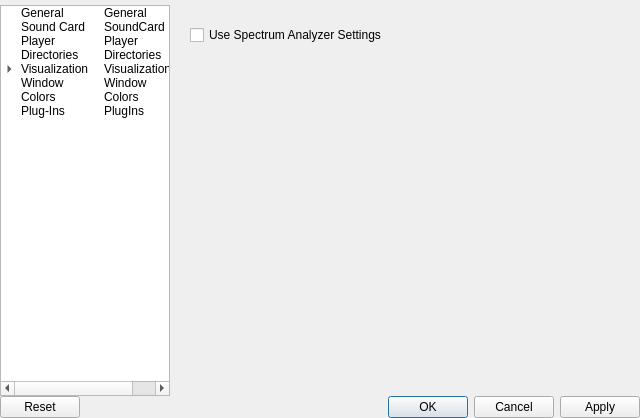
Old version of the form ui/SetupWindow.ui in the repository ModPlugPlayer/ModPlugPlayer.
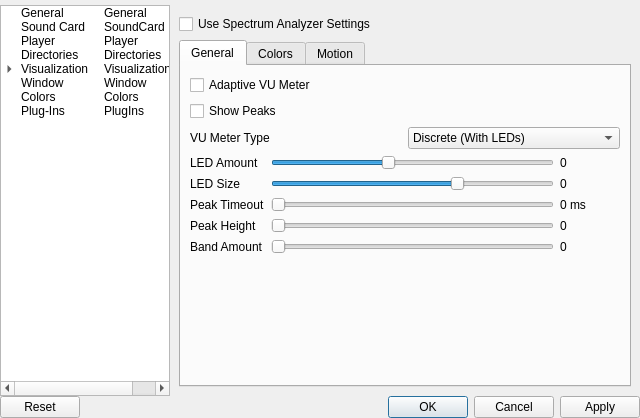
New version of the form. The open tabs and pages were chosen to show the change. Icons and pictures are not drawn. Custom widgets are drawn as their Qt base class.

Commit message: setup window arrangements

The edit to the form file:
```diff
--- a/ui/SetupWindow.ui
+++ b/ui/SetupWindow.ui
@@ -1934,19 +1934,484 @@
           </layout>
          </widget>
          <widget class="QWidget" name="vuMeterPage">
-          <widget class="QCheckBox" name="checkBox_11">
-           <property name="geometry">
-            <rect>
-             <x>20</x>
-             <y>20</y>
-             <width>341</width>
-             <height>20</height>
-            </rect>
-           </property>
-           <property name="text">
-            <string>Use Spectrum Analyzer Settings</string>
-           </property>
-          </widget>
+          <layout class="QGridLayout" name="gridLayout_20">
+           <item row="0" column="0">
+            <widget class="QCheckBox" name="checkBoxUseSpectrumAnalyzerSettings">
+             <property name="text">
+              <string>Use Spectrum Analyzer Settings</string>
+             </property>
+            </widget>
+           </item>
+           <item row="1" column="0">
+            <widget class="QTabWidget" name="tabWidgetVuMeter">
+             <property name="currentIndex">
+              <number>0</number>
+             </property>
+             <widget class="QWidget" name="tab_4">
+              <attribute name="title">
+               <string>General</string>
+              </attribute>
+              <layout class="QGridLayout" name="gridLayout_19">
+               <item row="0" column="0">
+                <layout class="QVBoxLayout" name="verticalLayout_9">
+                 <item>
+                  <widget class="QCheckBox" name="checkBox_13">
+                   <property name="text">
+                    <string>Adaptive VU Meter</string>
+                   </property>
+                  </widget>
+                 </item>
+                 <item>
+                  <widget class="QCheckBox" name="checkBox_showPeaks_2">
+                   <property name="text">
+                    <string>Show Peaks</string>
+                   </property>
+                  </widget>
+                 </item>
+                </layout>
+               </item>
+               <item row="1" column="0">
+                <layout class="QGridLayout" name="gridLayout_12">
+                 <item row="0" column="0">
+                  <widget class="QLabel" name="label_30">
+                   <property name="text">
+                    <string>VU Meter Type</string>
+                   </property>
+                  </widget>
+                 </item>
+                 <item row="0" column="1">
+                  <widget class="QComboBox" name="comboBox_spectrumAnalyzerType_2">
+                   <item>
+                    <property name="text">
+                     <string>Discrete (With LEDs)</string>
+                    </property>
+                   </item>
+                   <item>
+                    <property name="text">
+                     <string>Continuous</string>
+                    </property>
+                   </item>
+                  </widget>
+                 </item>
+                </layout>
+               </item>
+               <item row="2" column="0">
+                <layout class="QGridLayout" name="gridLayout_13">
+                 <item row="0" column="0">
+                  <widget class="QLabel" name="label_ledAmount_Text_2">
+                   <property name="text">
+                    <string>LED Amount</string>
+                   </property>
+                  </widget>
+                 </item>
+                 <item row="0" column="1">
+                  <widget class="QSlider" name="horizontalSlider_ledAmount_2">
+                   <property name="minimum">
+                    <number>3</number>
+                   </property>
+                   <property name="maximum">
+                    <number>25</number>
+                   </property>
+                   <property name="pageStep">
+                    <number>5</number>
+                   </property>
+                   <property name="value">
+                    <number>12</number>
+                   </property>
+                   <property name="orientation">
+                    <enum>Qt::Horizontal</enum>
+                   </property>
+                  </widget>
+                 </item>
+                 <item row="1" column="0">
+                  <widget class="QLabel" name="label_ledSize_Text_2">
+                   <property name="text">
+                    <string>LED Size</string>
+                   </property>
+                  </widget>
+                 </item>
+                 <item row="1" column="1">
+                  <widget class="QSlider" name="horizontalSlider_ledSize_2">
+                   <property name="minimum">
+                    <number>10</number>
+                   </property>
+                   <property name="maximum">
+                    <number>100</number>
+                   </property>
+                   <property name="pageStep">
+                    <number>5</number>
+                   </property>
+                   <property name="value">
+                    <number>70</number>
+                   </property>
+                   <property name="orientation">
+                    <enum>Qt::Horizontal</enum>
+                   </property>
+                  </widget>
+                 </item>
+                 <item row="2" column="0">
+                  <widget class="QLabel" name="label_peakTimeout_text_2">
+                   <property name="text">
+                    <string>Peak Timeout</string>
+                   </property>
+                  </widget>
+                 </item>
+                 <item row="2" column="1">
+                  <widget class="QSlider" name="horizontalSlider_peakTimeout_2">
+                   <property name="maximum">
+                    <number>20</number>
+                   </property>
+                   <property name="singleStep">
+                    <number>1</number>
+                   </property>
+                   <property name="pageStep">
+                    <number>4</number>
+                   </property>
+                   <property name="orientation">
+                    <enum>Qt::Horizontal</enum>
+                   </property>
+                  </widget>
+                 </item>
+                 <item row="2" column="2">
+                  <widget class="QLabel" name="label_peakTimeout_2">
+                   <property name="minimumSize">
+                    <size>
+                     <width>60</width>
+                     <height>0</height>
+                    </size>
+                   </property>
+                   <property name="text">
+                    <string>0 ms</string>
+                   </property>
+                  </widget>
+                 </item>
+                 <item row="3" column="0">
+                  <widget class="QLabel" name="label_peakHeight_text_2">
+                   <property name="text">
+                    <string>Peak Height</string>
+                   </property>
+                  </widget>
+                 </item>
+                 <item row="3" column="1">
+                  <widget class="QSlider" name="horizontalSlider_peakHeight_2">
+                   <property name="orientation">
+                    <enum>Qt::Horizontal</enum>
+                   </property>
+                  </widget>
+                 </item>
+                 <item row="3" column="2">
+                  <widget class="QLabel" name="label_peakHeight_2">
+                   <property name="minimumSize">
+                    <size>
+                     <width>60</width>
+                     <height>0</height>
+                    </size>
+                   </property>
+                   <property name="text">
+                    <string>0</string>
+                   </property>
+                  </widget>
+                 </item>
+                 <item row="4" column="0">
+                  <widget class="QLabel" name="label_34">
+                   <property name="text">
+                    <string>Band Amount</string>
+                   </property>
+                  </widget>
+                 </item>
+                 <item row="4" column="1">
+                  <widget class="QSlider" name="horizontalSlider_6">
+                   <property name="orientation">
+                    <enum>Qt::Horizontal</enum>
+                   </property>
+                  </widget>
+                 </item>
+                 <item row="4" column="2">
+                  <widget class="QLabel" name="label_38">
+                   <property name="minimumSize">
+                    <size>
+                     <width>60</width>
+                     <height>0</height>
+                    </size>
+                   </property>
+                   <property name="text">
+                    <string>0</string>
+                   </property>
+                  </widget>
+                 </item>
+                 <item row="0" column="2">
+                  <widget class="QLabel" name="label_ledAmount_2">
+                   <property name="minimumSize">
+                    <size>
+                     <width>60</width>
+                     <height>0</height>
+                    </size>
+                   </property>
+                   <property name="text">
+                    <string>0</string>
+                   </property>
+                  </widget>
+                 </item>
+                 <item row="1" column="2">
+                  <widget class="QLabel" name="label_ledSize_2">
+                   <property name="minimumSize">
+                    <size>
+                     <width>60</width>
+                     <height>0</height>
+                    </size>
+                   </property>
+                   <property name="text">
+                    <string>0</string>
+                   </property>
+                  </widget>
+                 </item>
+                </layout>
+               </item>
+               <item row="3" column="0">
+                <spacer name="verticalSpacer_3">
+                 <property name="orientation">
+                  <enum>Qt::Vertical</enum>
+                 </property>
+                 <property name="sizeHint" stdset="0">
+                  <size>
+                   <width>20</width>
+                   <height>40</height>
+                  </size>
+                 </property>
+                </spacer>
+               </item>
+              </layout>
+             </widget>
+             <widget class="QWidget" name="colorsTab_2">
+              <attribute name="title">
+               <string>Colors</string>
+              </attribute>
+              <layout class="QGridLayout" name="gridLayout_14">
+               <item row="0" column="0">
+                <widget class="ColorRampEditor" name="widget_2" native="true">
+                 <property name="sizePolicy">
+                  <sizepolicy hsizetype="Fixed" vsizetype="Expanding">
+                   <horstretch>0</horstretch>
+                   <verstretch>0</verstretch>
+                  </sizepolicy>
+                 </property>
+                 <property name="minimumSize">
+                  <size>
+                   <width>60</width>
+                   <height>0</height>
+                  </size>
+                 </property>
+                 <property name="Vertical" stdset="0">
+                  <bool>true</bool>
+                 </property>
+                </widget>
+               </item>
+               <item row="0" column="1">
+                <spacer name="horizontalSpacer_3">
+                 <property name="orientation">
+                  <enum>Qt::Horizontal</enum>
+                 </property>
+                 <property name="sizeHint" stdset="0">
+                  <size>
+                   <width>40</width>
+                   <height>20</height>
+                  </size>
+                 </property>
+                </spacer>
+               </item>
+              </layout>
+             </widget>
+             <widget class="QWidget" name="motionTab_2">
+              <attribute name="title">
+               <string>Motion</string>
+              </attribute>
+              <layout class="QGridLayout" name="gridLayout_16">
+               <item row="5" column="0">
+                <widget class="QLabel" name="label_35">
+                 <property name="text">
+                  <string>Falling Velocity</string>
+                 </property>
+                </widget>
+               </item>
+               <item row="0" column="0">
+                <widget class="QLabel" name="label_36">
+                 <property name="text">
+                  <string>Raising Motion Type</string>
+                 </property>
+                </widget>
+               </item>
+               <item row="6" column="0">
+                <widget class="QLabel" name="label_43">
+                 <property name="text">
+                  <string>Peak Falling Motion Type</string>
+                 </property>
+                </widget>
+               </item>
+               <item row="2" column="1">
+                <widget class="QSlider" name="horizontalSlider_4">
+                 <property name="orientation">
+                  <enum>Qt::Horizontal</enum>
+                 </property>
+                </widget>
+               </item>
+               <item row="3" column="1">
+                <widget class="QComboBox" name="comboBox_11">
+                 <item>
+                  <property name="text">
+                   <string>Constant Velocity</string>
+                  </property>
+                 </item>
+                 <item>
+                  <property name="text">
+                   <string>Constant Acceleration</string>
+                  </property>
+                 </item>
+                 <item>
+                  <property name="text">
+                   <string>Immediate</string>
+                  </property>
+                 </item>
+                </widget>
+               </item>
+               <item row="5" column="1">
+                <widget class="QSlider" name="horizontalSlider_7">
+                 <property name="orientation">
+                  <enum>Qt::Horizontal</enum>
+                 </property>
+                </widget>
+               </item>
+               <item row="8" column="0">
+                <widget class="QLabel" name="label_44">
+                 <property name="text">
+                  <string>Peak Falling Velocity</string>
+                 </property>
+                </widget>
+               </item>
+               <item row="8" column="1">
+                <widget class="QSlider" name="horizontalSlider_8">
+                 <property name="orientation">
+                  <enum>Qt::Horizontal</enum>
+                 </property>
+                </widget>
+               </item>
+               <item row="2" column="0">
+                <widget class="QLabel" name="label_39">
+                 <property name="text">
+                  <string>Raising Velocity</string>
+                 </property>
+                </widget>
+               </item>
+               <item row="6" column="1">
+                <widget class="QComboBox" name="comboBox_13">
+                 <item>
+                  <property name="text">
+                   <string>Constant Velocity</string>
+                  </property>
+                 </item>
+                 <item>
+                  <property name="text">
+                   <string>Constant Acceleration</string>
+                  </property>
+                 </item>
+                 <item>
+                  <property name="text">
+                   <string>Immediate</string>
+                  </property>
+                 </item>
+                </widget>
+               </item>
+               <item row="3" column="0">
+                <widget class="QLabel" name="label_41">
+                 <property name="text">
+                  <string>Falling Motion Type</string>
+                 </property>
+                </widget>
+               </item>
+               <item row="1" column="1">
+                <widget class="QLabel" name="label_40">
+                 <property name="sizePolicy">
+                  <sizepolicy hsizetype="Expanding" vsizetype="Fixed">
+                   <horstretch>0</horstretch>
+                   <verstretch>0</verstretch>
+                  </sizepolicy>
+                 </property>
+                 <property name="text">
+                  <string>Velocity</string>
+                 </property>
+                 <property name="alignment">
+                  <set>Qt::AlignBottom|Qt::AlignHCenter</set>
+                 </property>
+                </widget>
+               </item>
+               <item row="7" column="1">
+                <widget class="QLabel" name="label_45">
+                 <property name="sizePolicy">
+                  <sizepolicy hsizetype="Expanding" vsizetype="Fixed">
+                   <horstretch>0</horstretch>
+                   <verstretch>0</verstretch>
+                  </sizepolicy>
+                 </property>
+                 <property name="text">
+                  <string>Velocity</string>
+                 </property>
+                 <property name="alignment">
+                  <set>Qt::AlignBottom|Qt::AlignHCenter</set>
+                 </property>
+                </widget>
+               </item>
+               <item row="0" column="1">
+                <widget class="QComboBox" name="comboBox_12">
+                 <item>
+                  <property name="text">
+                   <string>Constant Velocity</string>
+                  </property>
+                 </item>
+                 <item>
+                  <property name="text">
+                   <string>Constant Acceleration</string>
+                  </property>
+                 </item>
+                 <item>
+                  <property name="text">
+                   <string>Immediate</string>
+                  </property>
+                 </item>
+                </widget>
+               </item>
+               <item row="4" column="1">
+                <widget class="QLabel" name="label_42">
+                 <property name="sizePolicy">
+                  <sizepolicy hsizetype="Expanding" vsizetype="Fixed">
+                   <horstretch>0</horstretch>
+                   <verstretch>0</verstretch>
+                  </sizepolicy>
+                 </property>
+                 <property name="text">
+                  <string>Velocity</string>
+                 </property>
+                 <property name="alignment">
+                  <set>Qt::AlignBottom|Qt::AlignHCenter</set>
+                 </property>
+                </widget>
+               </item>
+               <item row="9" column="0" colspan="2">
+                <spacer name="verticalSpacer_5">
+                 <property name="orientation">
+                  <enum>Qt::Vertical</enum>
+                 </property>
+                 <property name="sizeHint" stdset="0">
+                  <size>
+                   <width>20</width>
+                   <height>40</height>
+                  </size>
+                 </property>
+                </spacer>
+               </item>
+              </layout>
+             </widget>
+            </widget>
+           </item>
+          </layout>
          </widget>
          <widget class="QWidget" name="windowPage">
           <widget class="QGroupBox" name="groupBoxSystemTray">
```
Left out of the diff: 457 changed lines with no effect on the pictures. The commit also changes 2 other files.
